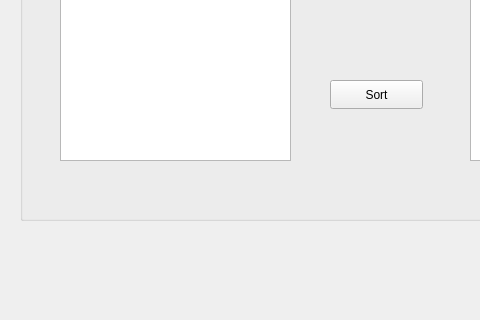
The window that LpDExercise/mainwindow.ui (WDugarret/LpDExercise) describes before a commit, drawn with Qt 5; both pictures show x 0 to 480 and y 280 to 600 of the 800 by 600 pixel window.
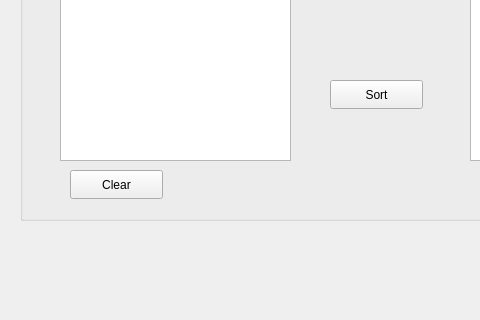
The same window after the commit.

Commit message: Processing to add a text from a user into the input list and add button to clear the list

Diff of the .ui file:
```diff
--- a/LpDExercise/mainwindow.ui
+++ b/LpDExercise/mainwindow.ui
@@ -95,6 +95,19 @@
       </rect>
      </property>
     </widget>
+    <widget class="QPushButton" name="m_ClearInputListButton">
+     <property name="geometry">
+      <rect>
+       <x>50</x>
+       <y>300</y>
+       <width>93</width>
+       <height>29</height>
+      </rect>
+     </property>
+     <property name="text">
+      <string>Clear</string>
+     </property>
+    </widget>
    </widget>
    <zorder>m_ProcessGroupBox</zorder>
    <zorder>m_UserInGroupBox</zorder>
```
The commit also changes 53 other files.
